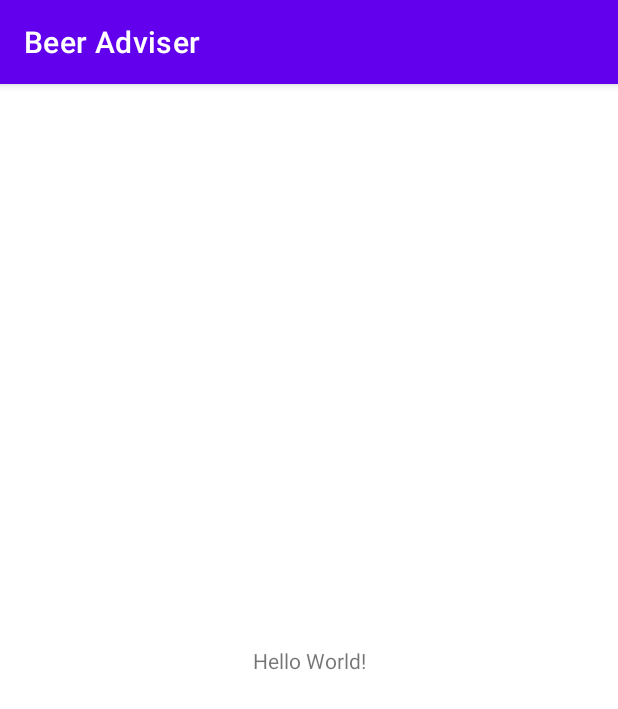
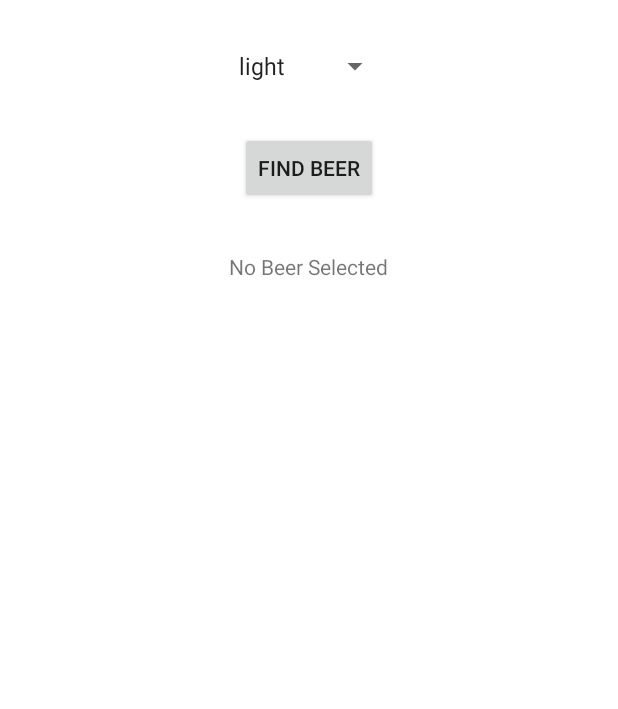
Before and after one commit to SeryojaTolsty/BeerAdviserProject, an Android app: the screen it shows after launch (MainActivity before the commit, FindBeerActivity after it), on a phone screen of 412 x 824 dp. Shown: the top 709 px of the screen. Run offline under Robolectric (Android 15) with nearby library versions, the phone set to English and light mode, and no system bars.

Commit message:
add some vars of beer add BeerExpert.java class

```diff
--- a/app/src/main/AndroidManifest.xml
+++ b/app/src/main/AndroidManifest.xml
@@ -10,7 +10,7 @@
         android:supportsRtl="true"
         android:theme="@style/Theme.BeerAdviser">
         <activity
-            android:name=".MainActivity"
+            android:name=".FindBeerActivity"
             android:exported="true">
             <intent-filter>
                 <action android:name="android.intent.action.MAIN" />
--- /dev/null
+++ b/app/src/main/java/ru/gb/beeradviser/FindBeerActivity.java
@@ -0,0 +1,44 @@
+package ru.gb.beeradviser;
+
+import android.app.Activity;
+import android.os.Bundle;
+import android.view.View;
+import android.widget.Button;
+import android.widget.Spinner;
+import android.widget.TextView;
+
+import java.util.List;
+
+
+public class FindBeerActivity extends Activity {
+    BeerExpert expert = new BeerExpert();
+
+    Spinner color;
+    Button findBeerButton;
+    TextView brands;
+
+    @Override
+    protected void onCreate(Bundle savedInstanceState) {
+        super.onCreate(savedInstanceState);
+        setContentView(R.layout.activity_find_beer);
+
+        color = findViewById(R.id.color);
+        findBeerButton = findViewById(R.id.find_beer);
+        brands = findViewById(R.id.brands);
+
+        findBeerButton.setOnClickListener(new View.OnClickListener() {
+            @Override
+            public void onClick(View v) {
+                String beerType = String.valueOf(color.getSelectedItem());
+                List<String> brandList = expert.getBrands(beerType);
+                StringBuilder brandsFormatted = new StringBuilder();
+                for (String brand : brandList) {
+                    brandsFormatted.append(brand).append('\n');
+                }
+                brands.setText(brandsFormatted);
+            }
+        });
+    }
+
+
+}
--- a/app/src/main/java/ru/gb/beeradviser/MainActivity.java
+++ /dev/null
@@ -1,14 +0,0 @@
-package ru.gb.beeradviser;
-
-import androidx.appcompat.app.AppCompatActivity;
-
-import android.os.Bundle;
-
-public class MainActivity extends AppCompatActivity {
-
-    @Override
-    protected void onCreate(Bundle savedInstanceState) {
-        super.onCreate(savedInstanceState);
-        setContentView(R.layout.activity_main);
-    }
-}
--- /dev/null
+++ b/app/src/main/res/layout/activity_find_beer.xml
@@ -0,0 +1,39 @@
+<?xml version="1.0" encoding="utf-8"?>
+<LinearLayout
+    xmlns:android="http://schemas.android.com/apk/res/android"
+    xmlns:tools="http://schemas.android.com/tools"
+    android:layout_width="match_parent"
+    android:layout_height="match_parent"
+    android:padding="16dp"
+    android:orientation="vertical"
+    tools:context=".FindBeerActivity">
+
+    <Spinner
+        android:id="@+id/color"
+        android:layout_width="wrap_content"
+        android:layout_height="wrap_content"
+        android:layout_marginTop="40dp"
+        android:layout_gravity="center"
+        android:layout_margin="16dp"
+        android:entries="@array/beer_colors"
+        />
+
+    <Button
+        android:id="@+id/find_beer"
+        android:layout_width="wrap_content"
+        android:layout_height="wrap_content"
+        android:layout_gravity="center"
+        android:layout_margin="16dp"
+        android:text="@string/find_beer"
+        />
+
+    <TextView
+        android:id="@+id/brands"
+        android:layout_width="wrap_content"
+        android:layout_height="wrap_content"
+        android:layout_gravity="center"
+        android:layout_margin="16dp"
+        android:text="@string/brands"
+        />
+
+</LinearLayout>
--- a/app/src/main/res/layout/activity_main.xml
+++ /dev/null
@@ -1,18 +0,0 @@
-<?xml version="1.0" encoding="utf-8"?>
-<androidx.constraintlayout.widget.ConstraintLayout xmlns:android="http://schemas.android.com/apk/res/android"
-    xmlns:app="http://schemas.android.com/apk/res-auto"
-    xmlns:tools="http://schemas.android.com/tools"
-    android:layout_width="match_parent"
-    android:layout_height="match_parent"
-    tools:context=".MainActivity">
-
-    <TextView
-        android:layout_width="wrap_content"
-        android:layout_height="wrap_content"
-        android:text="Hello World!"
-        app:layout_constraintBottom_toBottomOf="parent"
-        app:layout_constraintLeft_toLeftOf="parent"
-        app:layout_constraintRight_toRightOf="parent"
-        app:layout_constraintTop_toTopOf="parent" />
-
-</androidx.constraintlayout.widget.ConstraintLayout>
--- a/app/src/main/res/values/strings.xml
+++ b/app/src/main/res/values/strings.xml
@@ -1,3 +1,11 @@
 <resources>
     <string name="app_name">Beer Adviser</string>
+    <string name="find_beer">Find Beer</string>
+    <string name="brands">No Beer Selected</string>
+    <string-array name="beer_colors">
+        <item>light</item>
+        <item>amber</item>
+        <item>brown</item>
+        <item>dark</item>
+    </string-array>
 </resources>
```
Also changed, not shown: app/src/main/java/ru/gb/beeradviser/BeerExpert.java (added, +24 -0 lines), 1 other file.
